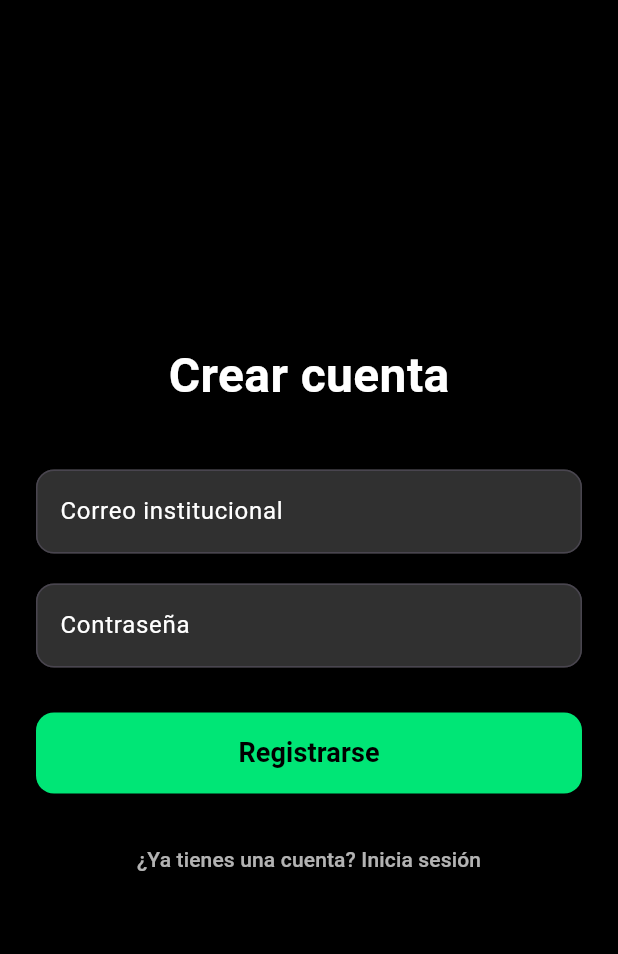
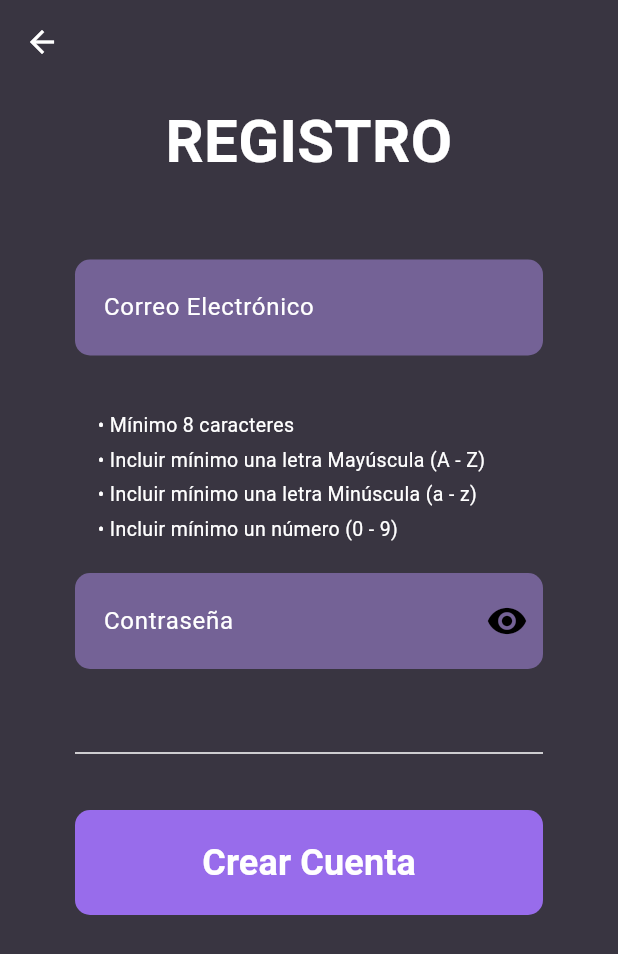
Before and after one commit to brandonAS09/NexusAR, a Flutter app: the RegistroScreen screen opened directly, on a phone screen of 412 x 824 dp. Shown: the top 954 px of the screen. Run offline on Flutter 3.47's test engine with Material 3 defaults, Android fonts, the light colour scheme and no system bars.

Commit message:
Registro e inicio listo

```diff
--- a/lib/screens/registro.dart
+++ b/lib/screens/registro.dart
@@ -1,8 +1,12 @@
 import 'package:flutter/material.dart';
+import 'package:nexus_ar/core/app_colors.dart';
+import 'package:nexus_ar/components/boton_inicio_sesion.dart';
+import 'package:nexus_ar/components/requisitos_contra.dart';
+import 'package:nexus_ar/components/aviso_error.dart';
 import 'package:nexus_ar/services/api_service.dart';
 
 class RegistroScreen extends StatefulWidget {
-  const RegistroScreen({Key? key}) : super(key: key);
+  const RegistroScreen({super.key});
 
   @override
   State<RegistroScreen> createState() => _RegistroScreenState();
@@ -14,27 +18,30 @@ class _RegistroScreenState extends State<RegistroScreen> {
 
   final ApiService _apiService = ApiService();
 
-  bool _isLoading = false;
   String? _errorCorreo;
   String? _errorContrasena;
+  bool _passwordVisible = false;
+  bool _isLoading = false;
 
-  // Expresiones regulares
-  final RegExp _correoUabcRegex = RegExp(r'^[a-zA-Z0-9._%+-]+@uabc\.edu\.mx$');
+  // Mensajes
+  static const String _msgVacio = "Este campo no puede estar vacío";
+  static const String _msgNoInstitucional =
+      "El correo debe ser institucional (uabc.edu.mx)";
+  static const String _msgNoCumpleRequisitos =
+      "La contraseña debe tener al menos 8 caracteres, una mayúscula, una minúscula y un número";
+  static const String _msgCorreoYaExiste =
+      "El correo ya se encuentra registrado";
+
+  // Regex
+  final RegExp _correoUabcRegex =
+      RegExp(r'^[a-zA-Z0-9._%+-]+@uabc\.edu\.mx$');
   final RegExp _passwordRegex =
       RegExp(r'^(?=.*[A-Z])(?=.*[a-z])(?=.*\d).{8,}$');
 
-  // Mensajes de error
-  final String _msgVacio = 'Este campo no puede estar vacío';
-  final String _msgNoInstitucional = 'Usa un correo institucional de la UABC';
-  final String _msgNoCumpleRequisitos =
-      'La contraseña debe tener mínimo 8 caracteres, una mayúscula y un número';
-  final String _msgCorreoYaExiste = 'El correo ya está registrado';
-
-  @override
-  void dispose() {
-    _correoController.dispose();
-    _passwordController.dispose();
-    super.dispose();
+  void _togglePasswordVisibility() {
+    setState(() {
+      _passwordVisible = !_passwordVisible;
+    });
   }
 
   Future<void> _registrarUsuario() async {
@@ -46,6 +53,7 @@ class _RegistroScreenState extends State<RegistroScreen> {
     final correo = _correoController.text.trim();
     final password = _passwordController.text.trim();
 
+    // Validaciones locales
     if (correo.isEmpty) {
       setState(() => _errorCorreo = _msgVacio);
       return;
@@ -71,7 +79,8 @@ class _RegistroScreenState extends State<RegistroScreen> {
       if (!mounted) return;
       ScaffoldMessenger.of(context).showSnackBar(
         SnackBar(
-          content: Text(respuesta['mensaje'] ?? 'Usuario registrado exitosamente 🎉'),
+          content:
+              Text(respuesta['mensaje'] ?? 'Usuario registrado exitosamente 🎉'),
           backgroundColor: Colors.green,
         ),
       );
@@ -100,97 +109,124 @@ class _RegistroScreenState extends State<RegistroScreen> {
     }
   }
 
-  @override
-  Widget build(BuildContext context) {
-    return Scaffold(
-      backgroundColor: Colors.black,
-      body: SafeArea(
-        child: Center(
-          child: SingleChildScrollView(
-            padding: const EdgeInsets.all(24.0),
+  // Campo de contraseña (con icono de mostrar/ocultar)
+  Widget _buildPasswordField() {
+    const borderRadius = BorderRadius.all(Radius.circular(10.0));
+
+    final baseDecoration = InputDecoration(
+      border: InputBorder.none,
+      enabledBorder: const OutlineInputBorder(
+        borderRadius: borderRadius,
+        borderSide: BorderSide.none,
+      ),
+      focusedBorder: const OutlineInputBorder(
+        borderRadius: borderRadius,
+        borderSide: BorderSide.none,
+      ),
+      filled: true,
+      fillColor: AppColors.fieldTextColor,
+      contentPadding:
+          const EdgeInsets.symmetric(vertical: 20.0, horizontal: 15.0),
+      hintStyle: const TextStyle(color: Colors.white, fontSize: 16),
+    );
+
+    final bool mostrarError = _errorContrasena != null;
+
+    return Padding(
+      padding: const EdgeInsets.symmetric(vertical: 8),
       child: Column(
+        crossAxisAlignment: CrossAxisAlignment.stretch,
         children: [
-                const Text(
-                  "Crear cuenta",
-                  style: TextStyle(
-                    color: Colors.white,
-                    fontSize: 32,
-                    fontWeight: FontWeight.bold,
+          TextField(
+            controller: _passwordController,
+            obscureText: !_passwordVisible,
+            decoration: baseDecoration.copyWith(
+              hintText: "Contraseña",
+              suffixIcon: IconButton(
+                icon: Icon(
+                  _passwordVisible ? Icons.visibility_off : Icons.visibility,
+                  color: Colors.black,
+                  size: 28,
                 ),
-                ),
-                const SizedBox(height: 40),
-
-                // Campo de correo
-                TextField(
-                  controller: _correoController,
-                  keyboardType: TextInputType.emailAddress,
-                  decoration: InputDecoration(
-                    labelText: 'Correo institucional',
-                    labelStyle: const TextStyle(color: Colors.white),
-                    errorText: _errorCorreo,
-                    filled: true,
-                    fillColor: Colors.grey[850],
-                    border: OutlineInputBorder(
-                      borderRadius: BorderRadius.circular(12),
+                onPressed: _togglePasswordVisibility,
               ),
             ),
             style: const TextStyle(color: Colors.white),
           ),
-                const SizedBox(height: 20),
+          if (mostrarError) AvisoError(mensaje: _errorContrasena!),
+        ],
+      ),
+    );
+  }
 
-                // Campo de contraseña
+  InputDecoration _buildInputDecoration(String hintText) {
+    const borderRadius = BorderRadius.all(Radius.circular(10.0));
+    return InputDecoration(
+      border: InputBorder.none,
+      enabledBorder: const OutlineInputBorder(
+        borderRadius: borderRadius,
+        borderSide: BorderSide.none,
+      ),
+      focusedBorder: const OutlineInputBorder(
+        borderRadius: borderRadius,
+        borderSide: BorderSide.none,
+      ),
+      filled: true,
+      fillColor: AppColors.fieldTextColor,
+      contentPadding:
+          const EdgeInsets.symmetric(vertical: 20.0, horizontal: 15.0),
+      hintText: hintText,
+      hintStyle: const TextStyle(color: Colors.white, fontSize: 16),
+    );
+  }
+
+  @override
+  Widget build(BuildContext context) {
+    final bool hayErrorCorreo = _errorCorreo != null;
+
+    return Scaffold(
+      backgroundColor: AppColors.backgroundColor,
+      appBar: AppBar(
+        backgroundColor: Colors.transparent,
+        elevation: 0,
+        iconTheme: const IconThemeData(color: Colors.white),
+      ),
+      body: SingleChildScrollView(
+        child: Padding(
+          padding: const EdgeInsets.symmetric(horizontal: 50.0),
+          child: Column(
+            crossAxisAlignment: CrossAxisAlignment.stretch,
+            children: [
+              const SizedBox(height: 10),
+              const Text(
+                "REGISTRO",
+                style: TextStyle(
+                  color: Colors.white,
+                  fontSize: 40,
+                  fontWeight: FontWeight.bold,
+                ),
+                textAlign: TextAlign.center,
+              ),
+              const SizedBox(height: 50),
               TextField(
-                  controller: _passwordController,
-                  obscureText: true,
-                  decoration: InputDecoration(
-                    labelText: 'Contraseña',
-                    labelStyle: const TextStyle(color: Colors.white),
-                    errorText: _errorContrasena,
-                    filled: true,
-                    fillColor: Colors.grey[850],
-                    border: OutlineInputBorder(
-                      borderRadius: BorderRadius.circular(12),
-                    ),
-                  ),
+                controller: _correoController,
+                keyboardType: TextInputType.emailAddress,
+                decoration: _buildInputDecoration("Correo Electrónico"),
                 style: const TextStyle(color: Colors.white),
               ),
+              if (hayErrorCorreo) AvisoError(mensaje: _errorCorreo!),
+              const SizedBox(height: 25),
+              const RequisitosContra(),
+              _buildPasswordField(),
+              const SizedBox(height: 40),
+              const Divider(color: Colors.white, thickness: 1),
               const SizedBox(height: 30),
-
-                // Botón de registro
-                SizedBox(
-                  width: double.infinity,
-                  child: ElevatedButton(
-                    onPressed: _isLoading ? null : _registrarUsuario,
-                    style: ElevatedButton.styleFrom(
-                      padding: const EdgeInsets.symmetric(vertical: 14),
-                      backgroundColor: Colors.greenAccent[400],
-                      foregroundColor: Colors.black,
-                      shape: RoundedRectangleBorder(
-                        borderRadius: BorderRadius.circular(12),
+              BotonInicioSesion(
+                texto: _isLoading ? "Creando..." : "Crear Cuenta",
+                onPressed: _isLoading ? () {} : _registrarUsuario,
               ),
-                    ),
-                    child: _isLoading
-                        ? const CircularProgressIndicator(color: Colors.black)
-                        : const Text(
-                            'Registrarse',
-                            style: TextStyle(
-                              fontSize: 18,
-                              fontWeight: FontWeight.bold,
-                            ),
-                          ),
-                  ),
-                ),
-
-                const SizedBox(height: 20),
-                TextButton(
-                  onPressed: () => Navigator.pop(context),
-                  child: const Text(
-                    "¿Ya tienes una cuenta? Inicia sesión",
-                    style: TextStyle(color: Colors.white70),
-                  ),
-                ),
+              const SizedBox(height: 50),
             ],
-            ),
           ),
         ),
       ),
```
Lines whose indentation alone changed are shown as unchanged.
